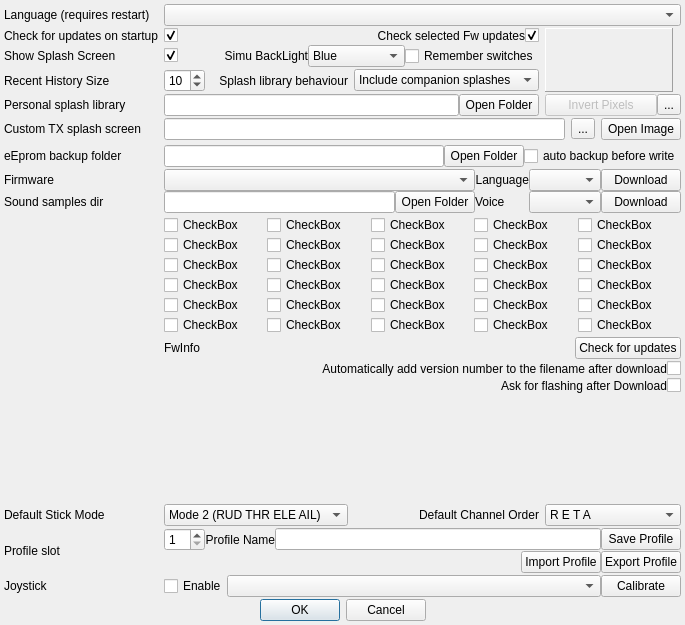
Above: src/preferencesdialog.ui from roberto1903/companion9x before the change. Below: the same form after it.
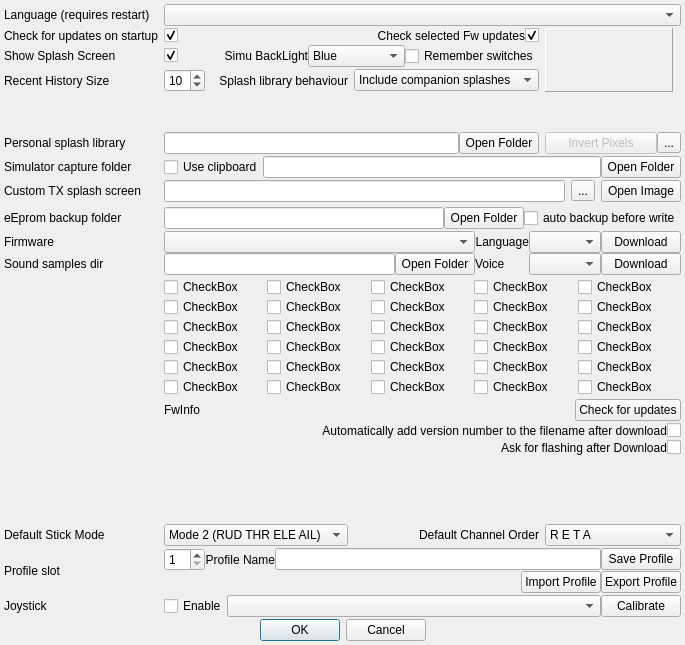
That is the form after the change. Icons and pictures are not drawn.

Diff of the .ui file:
```diff
--- a/src/preferencesdialog.ui
+++ b/src/preferencesdialog.ui
@@ -7,7 +7,7 @@
     <x>0</x>
     <y>0</y>
     <width>685</width>
-    <height>625</height>
+    <height>645</height>
    </rect>
   </property>
   <property name="sizePolicy">
@@ -39,7 +39,7 @@
    <property name="margin">
     <number>4</number>
    </property>
-   <item row="1" column="4" rowspan="4">
+   <item row="1" column="4" rowspan="6">
     <layout class="QGridLayout" name="gridLayout_3" columnstretch="0,0">
      <item row="0" column="0" colspan="2">
       <widget class="QLabel" name="imageLabel">
@@ -111,7 +111,7 @@
      </item>
     </layout>
    </item>
-   <item row="23" column="1" colspan="4">
+   <item row="26" column="1" colspan="4">
     <layout class="QHBoxLayout" name="horizontalLayout">
      <item>
       <widget class="QCheckBox" name="joystickChkB">
@@ -139,7 +139,7 @@
      </item>
     </layout>
    </item>
-   <item row="4" column="1" colspan="3">
+   <item row="6" column="1" colspan="3">
     <layout class="QGridLayout" name="gridLayout_2">
      <property name="verticalSpacing">
       <number>1</number>
@@ -163,7 +163,7 @@
      </item>
     </layout>
    </item>
-   <item row="12" column="1" colspan="4">
+   <item row="15" column="1" colspan="4">
     <layout class="QHBoxLayout" name="horizontalLayout_5">
      <item>
       <widget class="QLabel" name="FwInfo">
@@ -187,7 +187,7 @@
      </item>
     </layout>
    </item>
-   <item row="6" column="1" colspan="4">
+   <item row="9" column="1" colspan="4">
     <layout class="QHBoxLayout" name="horizontalLayout_2">
      <property name="spacing">
       <number>6</number>
@@ -228,7 +228,7 @@
      </item>
     </layout>
    </item>
-   <item row="4" column="0">
+   <item row="6" column="0">
     <widget class="QLabel" name="label_9">
      <property name="sizePolicy">
       <sizepolicy hsizetype="Preferred" vsizetype="Minimum">
@@ -251,7 +251,7 @@
      </property>
     </widget>
    </item>
-   <item row="25" column="0" colspan="5">
+   <item row="28" column="0" colspan="5">
     <layout class="QHBoxLayout" name="horizontalLayout_3">
      <item>
       <spacer name="horizontalSpacer_3">
@@ -294,7 +294,7 @@
      </item>
     </layout>
    </item>
-   <item row="11" column="1" colspan="4">
+   <item row="14" column="1" colspan="4">
     <layout class="QGridLayout" name="gridLayout" columnstretch="1,1,1,1,1">
      <property name="sizeConstraint">
       <enum>QLayout::SetMaximumSize</enum>
@@ -529,7 +529,7 @@
      </item>
     </layout>
    </item>
-   <item row="14" column="1" colspan="4">
+   <item row="17" column="1" colspan="4">
     <layout class="QHBoxLayout" name="horizontalLayout_6" stretch="1,0">
      <item>
       <widget class="QLabel" name="label_12">
@@ -556,7 +556,7 @@
      </item>
     </layout>
    </item>
-   <item row="7" column="0" colspan="5">
+   <item row="10" column="0" colspan="5">
     <spacer name="verticalSpacer_3">
      <property name="orientation">
       <enum>Qt::Vertical</enum>
@@ -572,7 +572,7 @@
      </property>
     </spacer>
    </item>
-   <item row="20" column="1" colspan="4">
+   <item row="23" column="1" colspan="4">
     <layout class="QGridLayout" name="gridLayout_6" columnstretch="0,0,1,0,0">
      <item row="1" column="4">
       <widget class="QPushButton" name="export_PB">
@@ -726,7 +726,7 @@
      </property>
     </widget>
    </item>
-   <item row="6" column="0">
+   <item row="9" column="0">
     <widget class="QLabel" name="label_8">
      <property name="sizePolicy">
       <sizepolicy hsizetype="Preferred" vsizetype="Minimum">
@@ -739,7 +739,7 @@
      </property>
     </widget>
    </item>
-   <item row="19" column="4">
+   <item row="22" column="4">
     <widget class="QComboBox" name="channelorderCB">
      <property name="sizePolicy">
       <sizepolicy hsizetype="MinimumExpanding" vsizetype="Fixed">
@@ -886,7 +886,7 @@
    <item row="0" column="1" colspan="4">
     <widget class="QComboBox" name="locale_QB"/>
    </item>
-   <item row="19" column="0">
+   <item row="22" column="0">
     <widget class="QLabel" name="label_14">
      <property name="sizePolicy">
       <sizepolicy hsizetype="Preferred" vsizetype="Minimum">
@@ -899,7 +899,7 @@
      </property>
     </widget>
    </item>
-   <item row="19" column="3">
+   <item row="22" column="3">
     <widget class="QLabel" name="label_13">
      <property name="sizePolicy">
       <sizepolicy hsizetype="MinimumExpanding" vsizetype="Preferred">
@@ -938,7 +938,7 @@
      </property>
     </widget>
    </item>
-   <item row="19" column="1" colspan="2">
+   <item row="22" column="1" colspan="2">
     <widget class="QComboBox" name="stickmodeCB">
      <property name="whatsThis">
       <string>Mode selection:
@@ -986,7 +986,7 @@
      </item>
     </widget>
    </item>
-   <item row="23" column="0">
+   <item row="26" column="0">
     <widget class="QLabel" name="label_11">
      <property name="sizePolicy">
       <sizepolicy hsizetype="MinimumExpanding" vsizetype="Minimum">
@@ -1064,21 +1064,21 @@
      </property>
     </widget>
    </item>
-   <item row="20" column="0">
+   <item row="23" column="0">
     <widget class="QLabel" name="label_15">
      <property name="text">
       <string>Profile slot</string>
      </property>
     </widget>
    </item>
-   <item row="8" column="0">
+   <item row="11" column="0">
     <widget class="QLabel" name="label_17">
      <property name="text">
       <string>eEprom backup folder</string>
      </property>
     </widget>
    </item>
-   <item row="8" column="1" colspan="4">
+   <item row="11" column="1" colspan="4">
     <layout class="QHBoxLayout" name="horizontalLayout_10">
      <item>
       <widget class="QLineEdit" name="backupPath"/>
@@ -1099,7 +1099,7 @@
      </item>
     </layout>
    </item>
-   <item row="15" column="1" colspan="4">
+   <item row="18" column="1" colspan="4">
     <spacer name="verticalSpacer">
      <property name="orientation">
       <enum>Qt::Vertical</enum>
@@ -1115,7 +1115,7 @@
      </property>
     </spacer>
    </item>
-   <item row="13" column="1" colspan="4">
+   <item row="16" column="1" colspan="4">
     <layout class="QHBoxLayout" name="horizontalLayout_11" stretch="1,0">
      <item>
       <widget class="QLabel" name="label_18">
@@ -1142,7 +1142,7 @@
      </item>
     </layout>
    </item>
-   <item row="9" column="1" colspan="4">
+   <item row="12" column="1" colspan="4">
     <layout class="QGridLayout" name="gridLayout_5" columnstretch="1,0,0,0,0">
      <property name="sizeConstraint">
       <enum>QLayout::SetMaximumSize</enum>
@@ -1230,7 +1230,7 @@
      </item>
     </layout>
    </item>
-   <item row="9" column="0">
+   <item row="12" column="0">
     <layout class="QGridLayout" name="gridLayout_7">
      <item row="0" column="0">
       <widget class="QLabel" name="label_6">
@@ -1263,6 +1263,44 @@
      </item>
     </layout>
    </item>
+   <item row="7" column="0">
+    <widget class="QLabel" name="label_19">
+     <property name="text">
+      <string>Simulator capture folder</string>
+     </property>
+    </widget>
+   </item>
+   <item row="7" column="1" colspan="4">
+    <layout class="QGridLayout" name="gridLayout_8">
+     <property name="verticalSpacing">
+      <number>1</number>
+     </property>
+     <item row="0" column="2">
+      <widget class="QPushButton" name="snapshotPathButton">
+       <property name="text">
+        <string>Open Folder</string>
+       </property>
+      </widget>
+     </item>
+     <item row="0" column="1">
+      <widget class="QLineEdit" name="snapshotPath">
+       <property name="enabled">
+        <bool>true</bool>
+       </property>
+       <property name="readOnly">
+        <bool>true</bool>
+       </property>
+      </widget>
+     </item>
+     <item row="0" column="0">
+      <widget class="QCheckBox" name="snapshotClipboardCKB">
+       <property name="text">
+        <string>Use clipboard</string>
+       </property>
+      </widget>
+     </item>
+    </layout>
+   </item>
   </layout>
  </widget>
  <tabstops>
```
